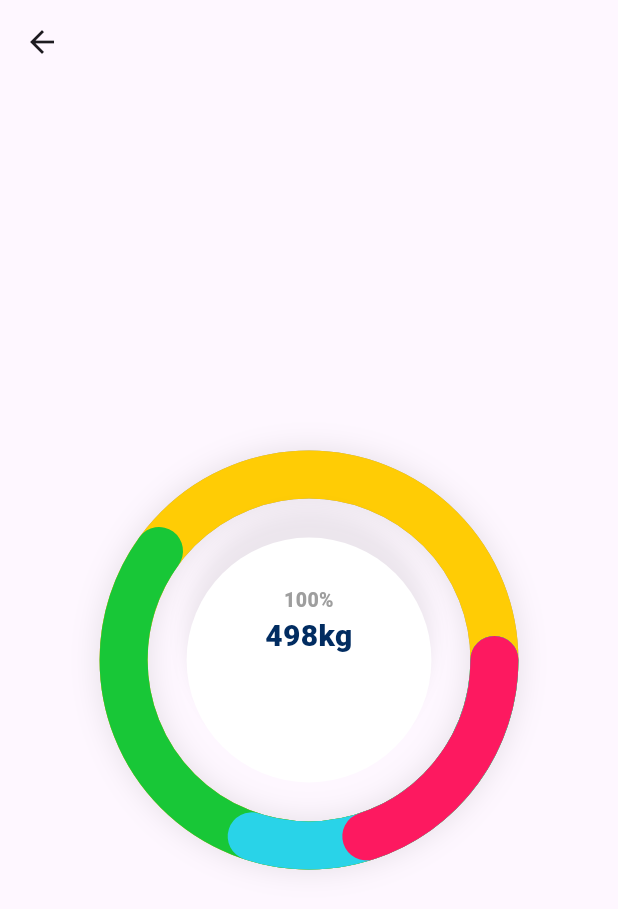
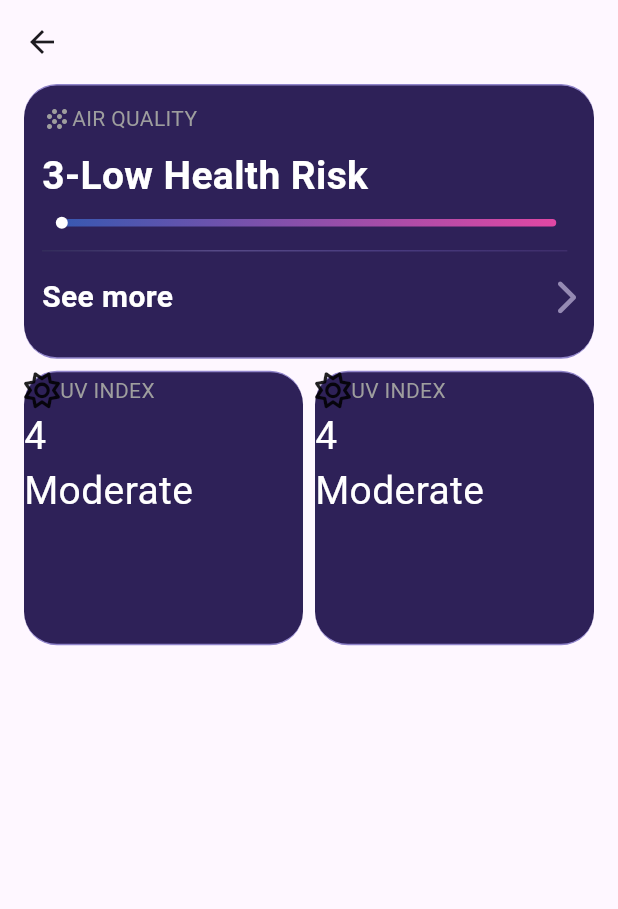
Before and after one commit to Anna-Myzukina/flutter_weather_api_app, a Flutter app: the DashboardScreen screen opened directly, on a phone screen of 412 x 824 dp. Shown: the top 909 px of the screen. Run offline on Flutter 3.47's test engine with Material 3 defaults, Android fonts, the light colour scheme and no system bars; our stand-ins replace font_awesome_flutter; Roboto replaces fonts that are missing (Poppins-Bold).

Commit message:
add bottom nav, weather forecast

```diff
--- a/lib/screens/dashboard_screen.dart
+++ b/lib/screens/dashboard_screen.dart
@@ -1,5 +1,5 @@
 import 'package:flutter/material.dart';
-import 'package:flutter_weather_api_app/widgets/multi_colour_circular_indicator/circular_slider.dart';
+import 'package:flutter_weather_api_app/widgets/weather_forecast_widget.dart';
 
 class DashboardScreen extends StatelessWidget {
   const DashboardScreen({super.key});
@@ -9,14 +9,15 @@ class DashboardScreen extends StatelessWidget {
     return Scaffold(
       //backgroundColor: Colors.transparent,
       appBar: AppBar(),
-      body: Center(
-        child: MultiCircularSlider(
-          progressBarType: MultiCircularSliderType.circular,
-          size: MediaQuery.of(context).size.width * 0.6,
-          values: const [0.2, 0.1, 0.3, 0.4],
-          colors: const [Color(0xFFFD1960), Color(0xFF29D3E8), Color(0xFF18C737), Color(0xFFFFCC05)],
+      body: const Center(
+        child: WeatherForecastWidget()
+        // MultiCircularSlider(
+        //   progressBarType: MultiCircularSliderType.circular,
+        //   size: MediaQuery.of(context).size.width * 0.6,
+        //   values: const [0.2, 0.1, 0.3, 0.4],
+        //   colors: const [Color(0xFFFD1960), Color(0xFF29D3E8), Color(0xFF18C737), Color(0xFFFFCC05)],
 
-        ),
+        // ),
       ),
     );
   }
--- /dev/null
+++ b/lib/widgets/weather_forecast_widget.dart
@@ -0,0 +1,218 @@
+import 'package:flutter/material.dart';
+import 'package:font_awesome_flutter/font_awesome_flutter.dart';
+
+class WeatherForecastWidget extends StatelessWidget {
+  const WeatherForecastWidget({super.key});
+
+  @override
+  Widget build(BuildContext context) {
+    return Scaffold(
+      body: Padding(
+        padding: const EdgeInsets.symmetric(horizontal: 16.0),
+        child: Column(
+          children: [
+            Container(
+              height:  MediaQuery.of(context).size.height / 4.5,
+              //width: MediaQuery.of(context).size.width * 0.9,
+              decoration: BoxDecoration(
+                color: const Color(0xFF2e2158),
+                borderRadius: BorderRadius.circular(22),
+                border: const Border.symmetric(
+                    horizontal: BorderSide(color: Color(0xFF9084ca))
+                  ),
+              ),
+              child: Padding(
+                padding: const EdgeInsets.all(12.0),
+                child: Column(
+                  crossAxisAlignment: CrossAxisAlignment.start,
+                  children: [
+                    Row(
+                      children: [
+                        const Icon(Icons.grain, color: Colors.grey, size: 20,),
+                        Text('air quality'.toUpperCase(), style: const TextStyle(color: Colors.grey),),
+
+                      ],
+                    ),
+
+                    const Padding(
+                      padding: EdgeInsets.symmetric(vertical: 10.0),
+                      child: Text('3-Low Health Risk',
+                          style: TextStyle(
+                            fontFamily: 'Poppins-Bold',
+                            fontWeight: FontWeight.bold,
+                            color: Colors.white,
+                            fontSize: 26
+                          ),),
+                    ),
+                     Row(
+                      mainAxisAlignment: MainAxisAlignment.center,
+                      children: [
+                        Container(
+                          height: 5,
+                          width: MediaQuery.of(context).size.width * 0.8,
+                          decoration: BoxDecoration(
+                            borderRadius: BorderRadius.circular(15),
+                            gradient: const LinearGradient(
+                              colors: [
+                                Color(0xFF3858b1),
+                                Color(0xFFe147a4)
+                              ]),
+                          ),
+                          child:CustomPaint(
+                            painter: _SliderIndicatorPainter(0.0),
+                          ),
+                        )
+                      ],
+                    ),
+                    Padding(
+                      padding: const EdgeInsets.symmetric(vertical: 16.0),
+                      child: Row(
+                          children: [
+                            Container(
+                              height: 0.5,
+                              width: MediaQuery.of(context).size.width * 0.85,
+                              decoration: const BoxDecoration(
+                                  gradient: LinearGradient(colors: [
+                                Color.fromARGB(191, 59, 62, 95),
+                                Color.fromARGB(207, 144, 132, 202),
+                                Color.fromARGB(197, 113, 98, 186),
+                                Color.fromARGB(210, 84, 63, 132)
+                              ])),
+                            )
+                          ],
+                        ),
+                    ),
+                    const Row(
+                      mainAxisAlignment: MainAxisAlignment.spaceBetween,
+                      children: [
+                        Text('See more',
+                        style: TextStyle(
+                          fontFamily: 'Poppins-Bold',
+                          fontWeight: FontWeight.bold,
+                          color: Colors.white,
+                          fontSize: 20
+                        )),
+                        FaIcon(
+                          FontAwesomeIcons.chevronRight,
+                          color: Color.fromARGB(223, 164, 153, 192),
+                          ),
+
+                      ],
+                    )
+
+                  ],
+                ),
+              ),
+            ),
+            const SizedBox(
+              height: 8,
+            ),
+            Row(
+               mainAxisAlignment: MainAxisAlignment.start,
+              children: [
+                Expanded(
+                  child: Container(
+                    height:  MediaQuery.of(context).size.height / 4.5,
+                    width:  MediaQuery.of(context).size.height / 9,
+                    decoration: BoxDecoration(
+                      color: const Color(0xFF2e2158),
+                      borderRadius: BorderRadius.circular(22),
+                      border: const Border.symmetric(
+                          horizontal: BorderSide(color: Color(0xFF9084ca))
+                        ),
+                    ),
+                    child: Column(
+                      crossAxisAlignment: CrossAxisAlignment.start,
+                      children: [
+                        Row(
+                          mainAxisAlignment: MainAxisAlignment.start,
+                          children: [
+                            const FaIcon(FontAwesomeIcons.sun),
+                            Text('uv index'.toUpperCase(),
+                            style: const TextStyle(
+                              color: Colors.grey
+                            ),)
+                          ],
+                        ),
+                        const Text('4',
+                        style: TextStyle(
+                          color: Colors.white,
+                          fontSize: 26
+                        ),),
+                        const Text('Moderate',
+                         style: TextStyle(
+                          color: Colors.white,
+                          fontSize: 26
+                        ),
+                        )
+                      ],
+                    ),
+                  )
+                  ),
+                  const SizedBox(
+                    width: 8,
+                  ),
+                  Expanded(
+                  child: Container(
+                    height:  MediaQuery.of(context).size.height / 4.5,
+                    width:  MediaQuery.of(context).size.height / 9,
+                    decoration: BoxDecoration(
+                      color: const Color(0xFF2e2158),
+                      borderRadius: BorderRadius.circular(22),
+                      border: const Border.symmetric(
+                          horizontal: BorderSide(color: Color(0xFF9084ca))
+                        ),
+                    ),
+                    child: Column(
+                      crossAxisAlignment: CrossAxisAlignment.start,
+                      children: [
+                        Row(
+                          mainAxisAlignment: MainAxisAlignment.start,
+                          children: [
+                            const FaIcon(FontAwesomeIcons.sun),
+                            Text('uv index'.toUpperCase(),
+                            style: const TextStyle(
+                              color: Colors.grey
+                            ),)
+                          ],
+                        ),
+                        const Text('4',
+                        style: TextStyle(
+                          color: Colors.white,
+                          fontSize: 26
+                        ),),
+                        const Text('Moderate',
+                         style: TextStyle(
+                          color: Colors.white,
+                          fontSize: 26
+                        ),
+                        )
+                      ],
+                    ),
+                  )
+                  )
+              ],
+            )
+          ],
+        ),
+      ),
+    );
+  }
+}
+
+class _SliderIndicatorPainter extends CustomPainter {
+  final double position;
+  _SliderIndicatorPainter(this.position);
+  @override
+  void paint(Canvas canvas, Size size) {
+    canvas.drawCircle(
+        Offset(
+          position,
+          size.height / 2
+          ), 4, Paint()..color = Colors.white);
+  }
+@override
+  bool shouldRepaint(_SliderIndicatorPainter old) {
+    return true;
+  }
+}
--- a/pubspec.yaml
+++ b/pubspec.yaml
@@ -11,8 +11,7 @@ dependencies:
   flutter:
     sdk: flutter
   cupertino_icons: ^1.0.8
-  colorful_circular_progress_indicator: ^0.0.2
-  simple_circular_progress_bar: ^1.0.2
+  font_awesome_flutter: ^10.7.0
 
 dev_dependencies:
   flutter_test:
```
Also changed, not shown: lib/screens/home_screen.dart (+33 -59 lines), lib/widgets/custom_bottom_navigation_bar.dart (added, +55 -0 lines), lib/widgets/custom_color_linear_indicator.dart (added, +248 -0 lines), lib/main.dart (line endings or trailing spaces), pubspec.lock, 1 other file.
